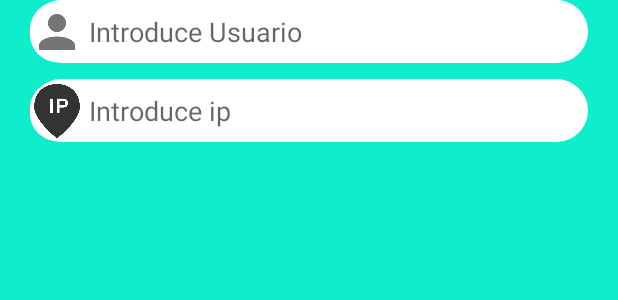
After one commit to adriancalvente/PruebaChatCardView, an Android app: the layout custom_layout.xml on its own in the app's theme, with its tools: preview values and no code run, on a phone screen of 412 x 824 dp. The commit adds this screen. Shown: the top 300 px of the screen. Run offline under Robolectric (Android 15) with nearby library versions, the phone set to English and light mode, and no system bars.

Commit message:
Chat en curso

```diff
--- a/app/src/main/AndroidManifest.xml
+++ b/app/src/main/AndroidManifest.xml
@@ -1,7 +1,8 @@
 <?xml version="1.0" encoding="utf-8"?>
 <manifest xmlns:android="http://schemas.android.com/apk/res/android"
     package="com.herprogramacion.pruebachatcardview" >
-
+    <uses-permission android:name="android.permission.INTERNET" />
+    <uses-permission android:name="android.permission.ACCESS_NETWORK_STATE" />
     <application
         android:allowBackup="true"
         android:icon="@mipmap/ic_launcher"
--- /dev/null
+++ b/app/src/main/res/drawable/alert_dialog.xml
@@ -0,0 +1,12 @@
+<?xml version="1.0" encoding="utf-8"?>
+<shape xmlns:android="http://schemas.android.com/apk/res/android"
+    android:shape="rectangle">
+    <solid android:color="#FFFF"/>
+    <corners
+        android:bottomLeftRadius="@dimen/_24sdp"
+        android:topLeftRadius="@dimen/_24sdp"
+        android:topRightRadius="@dimen/_24sdp"
+        android:bottomRightRadius="@dimen/_24sdp"
+        />
+
+</shape>
--- a/app/src/main/res/layout/card_view_mensaje.xml
+++ b/app/src/main/res/layout/card_view_mensaje.xml
@@ -43,7 +43,7 @@
                     bility="invisible"
                     android:layout_width="wrap_content"
                     android:layout_height="wrap_content"
-                    android:background="@drawable/mensaje"
+                    android:background="@drawable/mensajeizq"
                     android:padding="@dimen/_12sdp"
                     android:text="dfsasd"
                     android:textColor="@color/white"
--- /dev/null
+++ b/app/src/main/res/layout/custom_layout.xml
@@ -0,0 +1,72 @@
+<?xml version="1.0" encoding="utf-8"?>
+<LinearLayout xmlns:android="http://schemas.android.com/apk/res/android"
+    xmlns:app="http://schemas.android.com/apk/res-auto"
+    xmlns:tools="http://schemas.android.com/tools"
+    android:layout_width="match_parent"
+    android:layout_height="match_parent"
+    android:background="#0FEDCC"
+    android:orientation="vertical"
+    android:paddingLeft="20dp"
+    android:paddingRight="20dp">
+
+    <androidx.constraintlayout.widget.ConstraintLayout
+        android:layout_width="match_parent"
+        android:layout_height="wrap_content"
+        android:background="@drawable/alert_dialog">
+
+        <ImageView
+            android:id="@+id/imageView3"
+            android:layout_width="36dp"
+            android:layout_height="40dp"
+            android:background="@drawable/alert_dialog"
+            app:layout_constraintBottom_toBottomOf="parent"
+            app:layout_constraintStart_toStartOf="parent"
+            app:layout_constraintTop_toTopOf="parent"
+            app:srcCompat="@drawable/iconuser" />
+
+        <EditText
+            android:id="@+id/editText"
+            android:layout_width="330dp"
+            android:layout_height="42dp"
+            android:background="@drawable/alert_dialog"
+            android:ems="10"
+            android:hint="Introduce Usuario"
+            android:inputType="textPersonName"
+            app:layout_constraintEnd_toEndOf="parent"
+            app:layout_constraintStart_toEndOf="@+id/imageView3"
+            app:layout_constraintTop_toTopOf="parent" />
+    </androidx.constraintlayout.widget.ConstraintLayout>
+
+    <androidx.constraintlayout.widget.ConstraintLayout
+        android:layout_width="match_parent"
+        android:layout_height="wrap_content"
+        android:background="@drawable/alert_dialog"
+        android:layout_marginTop="@dimen/_8sdp"
+        >
+
+        <ImageView
+            android:id="@+id/imageView"
+            android:layout_width="36dp"
+            android:layout_height="40dp"
+            android:background="@drawable/alert_dialog"
+            app:layout_constraintBottom_toBottomOf="parent"
+            app:layout_constraintStart_toStartOf="parent"
+            app:layout_constraintTop_toTopOf="parent"
+            app:srcCompat="@drawable/iconip" />
+
+        <EditText
+            android:id="@+id/servidor"
+            android:layout_width="330dp"
+            android:layout_height="42dp"
+            android:background="@drawable/alert_dialog"
+            android:ems="10"
+            android:hint="Introduce ip"
+            android:inputType="textPersonName"
+            app:layout_constraintBottom_toBottomOf="parent"
+            app:layout_constraintEnd_toEndOf="parent"
+            app:layout_constraintHorizontal_bias="0.512"
+            app:layout_constraintStart_toEndOf="@+id/imageView"
+            app:layout_constraintTop_toTopOf="parent"
+            tools:ignore="TouchTargetSizeCheck" />
+    </androidx.constraintlayout.widget.ConstraintLayout>
+</LinearLayout>
```
Also changed, not shown: app/src/main/java/com/herprogramacion/pruebachatcardview/Cliente.java (added, +49 -0 lines), app/src/main/java/com/herprogramacion/pruebachatcardview/MainActivity.java (+59 -21 lines), app/src/main/java/com/herprogramacion/pruebachatcardview/Servidor.java (deleted, +0 -43 lines), app/src/main/res/drawable/mensajeizq.xml (added, +11 -0 lines), app/src/main/res/layout/activity_main.xml (+5 -19 lines), app/src/main/res/drawable-v24/iconip.png (added), app/src/main/res/drawable-v24/iconuser.jpg (added), 1 other file.
